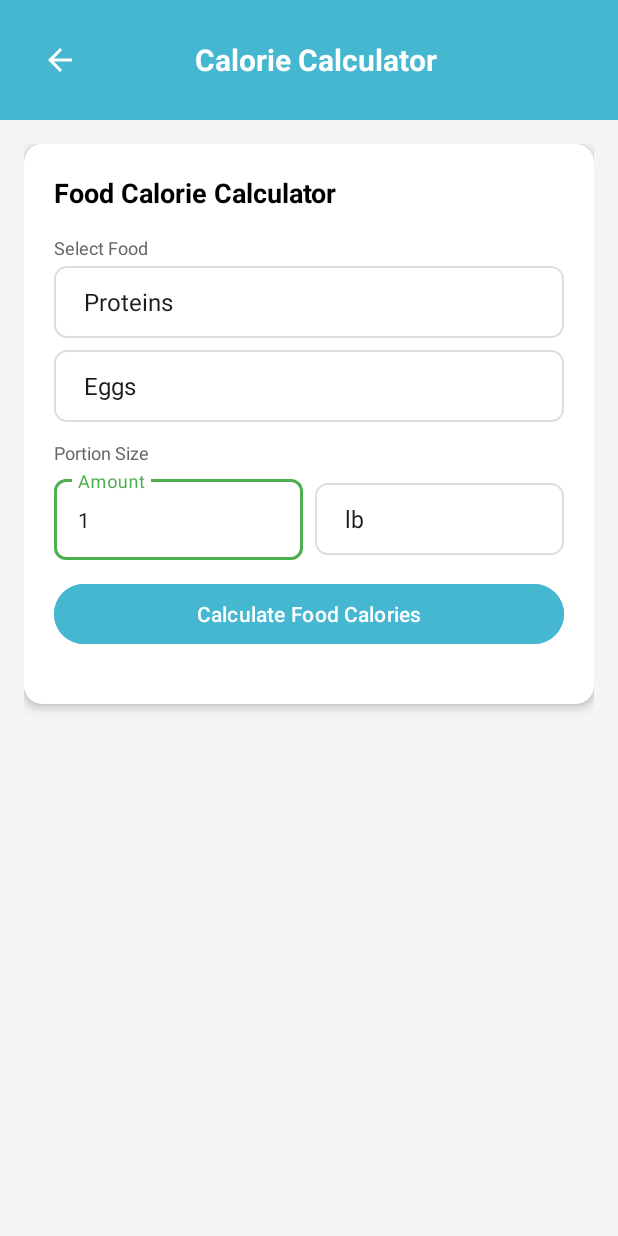
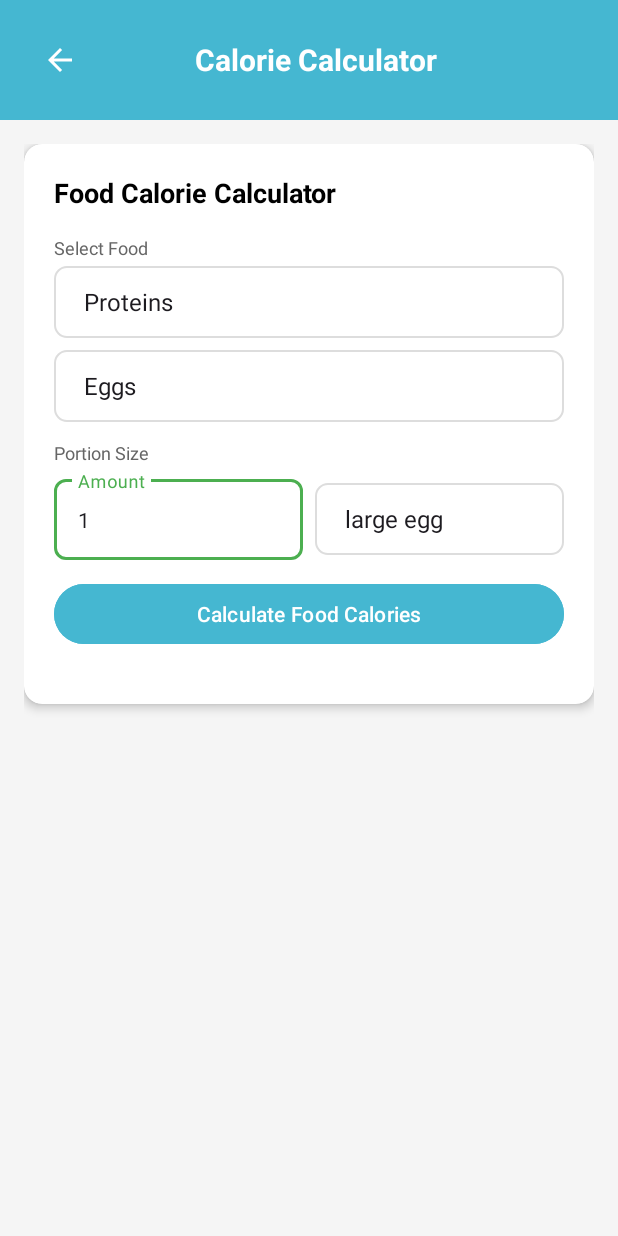
Before and after one commit to GoonHee/FItnessBalance, an Android app: the CalorieCalculatorActivity screen opened directly, with no data from a screen before it, on a phone screen of 412 x 824 dp. Run offline under Robolectric (Android 15) with nearby library versions, the light colour scheme and no system bars; our stand-ins replace Firebase (no records; nobody signed in at launch, a user with empty details on screens opened directly).

Commit message:
commit this

```diff
--- a/app/src/main/java/com/example/fitnessbalance/CalorieCalculatorActivity.java
+++ b/app/src/main/java/com/example/fitnessbalance/CalorieCalculatorActivity.java
@@ -23,6 +23,7 @@ import com.google.firebase.firestore.FirebaseFirestore;
 import java.util.ArrayList;
 import java.util.Arrays;
 import java.util.HashMap;
+import java.util.LinkedHashMap;
 import java.util.List;
 import java.util.Locale;
 import java.util.Map;
@@ -77,97 +78,133 @@ public class CalorieCalculatorActivity extends AppCompatActivity {
         addToFoodLogButton.setOnClickListener(v -> addToFoodLog());
     }
 
+    // In CalorieCalculatorActivity.java
+
     private void initializeDatabases() {
         foodDatabase = new HashMap<>();
+
+        // The first unit added via addConversion() is now the default.
         FoodItem apple = new FoodItem("Apple", 52);
-        apple.addConversion("medium piece", 182);
+        apple.addConversion("medium piece", 182); // Default
         apple.addConversion("cup, sliced", 125);
+        apple.addUniversalUnits();
 
         FoodItem banana = new FoodItem("Banana", 89);
-        banana.addConversion("medium piece", 118);
+        banana.addConversion("medium piece", 118); // Default
+        banana.addUniversalUnits();
 
         FoodItem strawberries = new FoodItem("Strawberries", 32);
-        strawberries.addConversion("cup, whole", 152);
+        strawberries.addConversion("cup, whole", 152); // Default
+        strawberries.addUniversalUnits();
 
         FoodItem avocado = new FoodItem("Avocado", 160);
-        avocado.addConversion("medium", 200);
+        avocado.addConversion("medium", 200); // Default
         avocado.addConversion("cup, sliced", 146);
+        avocado.addUniversalUnits();
 
         foodDatabase.put("Fruits", Arrays.asList(apple, banana, strawberries, avocado));
 
         FoodItem carrot = new FoodItem("Carrot", 41);
-        carrot.addConversion("medium piece", 61);
+        carrot.addConversion("medium piece", 61); // Default
         carrot.addConversion("cup, chopped", 122);
+        carrot.addUniversalUnits();
 
         FoodItem spinach = new FoodItem("Spinach", 23);
-        spinach.addConversion("cup, raw", 30);
+        spinach.addConversion("cup, raw", 30); // Default
         spinach.addConversion("cup, cooked", 180);
+        spinach.addUniversalUnits();
 
         FoodItem broccoli = new FoodItem("Broccoli", 55);
-        broccoli.addConversion("cup, chopped", 91);
+        broccoli.addConversion("cup, chopped", 91); // Default
+        broccoli.addUniversalUnits();
 
         FoodItem bellPepper = new FoodItem("Bell Pepper", 31);
-        bellPepper.addConversion("medium", 119);
+        bellPepper.addConversion("medium", 119); // Default
         bellPepper.addConversion("cup, chopped", 149);
+        bellPepper.addUniversalUnits();
 
         foodDatabase.put("Vegetables", Arrays.asList(carrot, spinach, broccoli, bellPepper));
+
         FoodItem egg = new FoodItem("Eggs", 155);
-        egg.addConversion("large egg", 50);
+        egg.addConversion("large egg", 50); // Default
+        egg.addUniversalUnits();
 
+        // For items with no specific unit, 'g' will be the default.
         FoodItem chickenBreast = new FoodItem("Chicken Breast (Cooked)", 165);
+        chickenBreast.addUniversalUnits(); // 'g' will be the first added, making it the default.
 
         FoodItem salmon = new FoodItem("Salmon (Cooked)", 208);
+        salmon.addUniversalUnits();
 
         FoodItem beefSteak = new FoodItem("Beef Steak (Cooked)", 271);
+        beefSteak.addUniversalUnits();
 
         FoodItem tofu = new FoodItem("Tofu (Firm)", 76);
-        tofu.addConversion("cup", 252);
+        tofu.addConversion("cup", 252); // Default
+        tofu.addUniversalUnits();
 
         foodDatabase.put("Proteins", Arrays.asList(egg, chickenBreast, salmon, beefSteak, tofu));
 
         FoodItem oats = new FoodItem("Oats (Dry)", 389);
-        oats.addConversion("cup, dry", 81);
+        oats.addConversion("cup, dry", 81); // Default
+        oats.addUniversalUnits();
 
         FoodItem bread = new FoodItem("Whole Wheat Bread", 265);
-        bread.addConversion("slice", 28);
+        bread.addConversion("slice", 28); // Default
+        bread.addUniversalUnits();
 
         FoodItem whiteRice = new FoodItem("White Rice (Cooked)", 130);
-        whiteRice.addConversion("cup, cooked", 158);
+        whiteRice.addConversion("cup, cooked", 158); // Default
+        whiteRice.addUniversalUnits();
 
         FoodItem quinoa = new FoodItem("Quinoa (Cooked)", 120);
-        quinoa.addConversion("cup, cooked", 185);
+        quinoa.addConversion("cup, cooked", 185); // Default
+        quinoa.addUniversalUnits();
 
         FoodItem pasta = new FoodItem("Pasta (Dry)", 371);
-        pasta.addConversion("cup, dry", 145);
+        pasta.addConversion("cup, dry", 145); // Default
+        pasta.addUniversalUnits();
 
         foodDatabase.put("Grains", Arrays.asList(oats, bread, whiteRice, quinoa, pasta));
 
         FoodItem milk = new FoodItem("Milk (Whole)", 61);
-        milk.addConversion("cup", 244);
+        milk.addConversion("cup", 244); // Default
         milk.addConversion("tbsp", 15);
+        milk.addUniversalUnits();
 
         FoodItem cheddarCheese = new FoodItem("Cheddar Cheese", 404);
-        cheddarCheese.addConversion("slice", 28);
+        cheddarCheese.addConversion("slice", 28); // Default
         cheddarCheese.addConversion("cup, shredded", 113);
+        cheddarCheese.addUniversalUnits();
 
         FoodItem greekYogurt = new FoodItem("Greek Yogurt (Plain)", 59);
-        greekYogurt.addConversion("cup", 245);
+        greekYogurt.addConversion("cup", 245); // Default
+        greekYogurt.addUniversalUnits();
 
         FoodItem almondMilk = new FoodItem("Almond Milk (Unsweetened)", 17);
-        almondMilk.addConversion("cup", 240);
+        almondMilk.addConversion("cup", 240); // Default
+        almondMilk.addUniversalUnits();
 
         foodDatabase.put("Dairy & Alternatives", Arrays.asList(milk, cheddarCheese, greekYogurt, almondMilk));
+
         FoodItem almonds = new FoodItem("Almonds", 579);
+        almonds.addConversion("oz", 28.35); // Set 'oz' as default instead of 'g'
         almonds.addConversion("cup", 143);
+        almonds.addConversion("g", 1.0);
+        almonds.addConversion("lb", 453.59);
+
 
         FoodItem peanutButter = new FoodItem("Peanut Butter", 588);
-        peanutButter.addConversion("tbsp", 16);
+        peanutButter.addConversion("tbsp", 16); // Default
+        peanutButter.addUniversalUnits();
 
         FoodItem chiaSeeds = new FoodItem("Chia Seeds", 486);
-        chiaSeeds.addConversion("tbsp", 10);
+        chiaSeeds.addConversion("tbsp", 10); // Default
+        chiaSeeds.addUniversalUnits();
 
         foodDatabase.put("Nuts & Seeds", Arrays.asList(almonds, peanutButter, chiaSeeds));
     }
+
 
     private void setupSpinners() {
         List<String> categories = new ArrayList<>(foodDatabase.keySet());
@@ -218,6 +255,16 @@ public class CalorieCalculatorActivity extends AppCompatActivity {
         ArrayAdapter<String> portionUnitAdapter = new ArrayAdapter<>(this, android.R.layout.simple_spinner_item, units);
         portionUnitAdapter.setDropDownViewResource(android.R.layout.simple_spinner_dropdown_item);
         portionUnitSpinner.setAdapter(portionUnitAdapter);
+
+        String defaultUnit = selectedItem.getDefaultUnit();
+        if (defaultUnit != null) {
+            // Find the position of the default unit in the adapter.
+            int defaultUnitPosition = portionUnitAdapter.getPosition(defaultUnit);
+            if (defaultUnitPosition >= 0) {
+                // Set the spinner to automatically select the default unit.
+                portionUnitSpinner.setSelection(defaultUnitPosition);
+            }
+        }
     }
 
     private void calculateFoodCalories() {
@@ -293,21 +340,30 @@ public class CalorieCalculatorActivity extends AppCompatActivity {
         return null;
     }
 
+    // In CalorieCalculatorActivity.java, at the bottom of the file
+
     private static class FoodItem {
         final String name;
         final double caloriesPer100g;
-        private final Map<String, Double> conversionMap = new HashMap<>();
+        // Use a LinkedHashMap to preserve the order of insertion.
+        // The first unit added will be treated as the default.
+        private final Map<String, Double> conversionMap = new LinkedHashMap<>();
 
         FoodItem(String name, double caloriesPer100g) {
             this.name = name;
             this.caloriesPer100g = caloriesPer100g;
-            this.addConversion("g", 1.0);
-            this.addConversion("oz", 28.35);
-            this.addConversion("lb", 453.59);
+            // Universal units are added last, so they are not the default.
         }
 
         public void addConversion(String unitName, double grams) {
             this.conversionMap.put(unitName, grams);
+        }
+
+        // NEW: Method to add the universal conversions after the primary ones.
+        public void addUniversalUnits() {
+            this.addConversion("g", 1.0);
+            this.addConversion("oz", 28.35);
+            this.addConversion("lb", 453.59);
         }
 
         public double convertToGrams(double amount, String unit) {
@@ -323,5 +379,15 @@ public class CalorieCalculatorActivity extends AppCompatActivity {
         public List<String> getAvailableUnits() {
             return new ArrayList<>(conversionMap.keySet());
         }
+
+        // NEW: Method to get the first (default) unit from the ordered map.
+        public String getDefaultUnit() {
+            // Return the first key in the LinkedHashMap, or null if it's empty.
+            if (!conversionMap.isEmpty()) {
+                return conversionMap.keySet().iterator().next();
+            }
+            return null;
+        }
     }
+
 }
```
